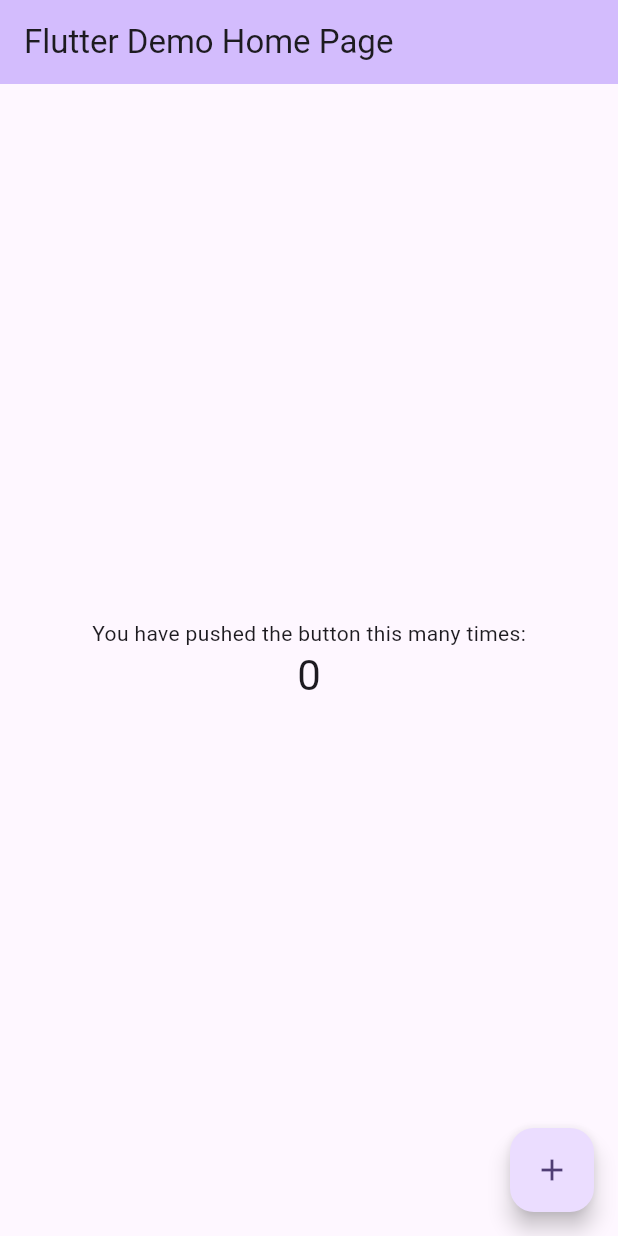
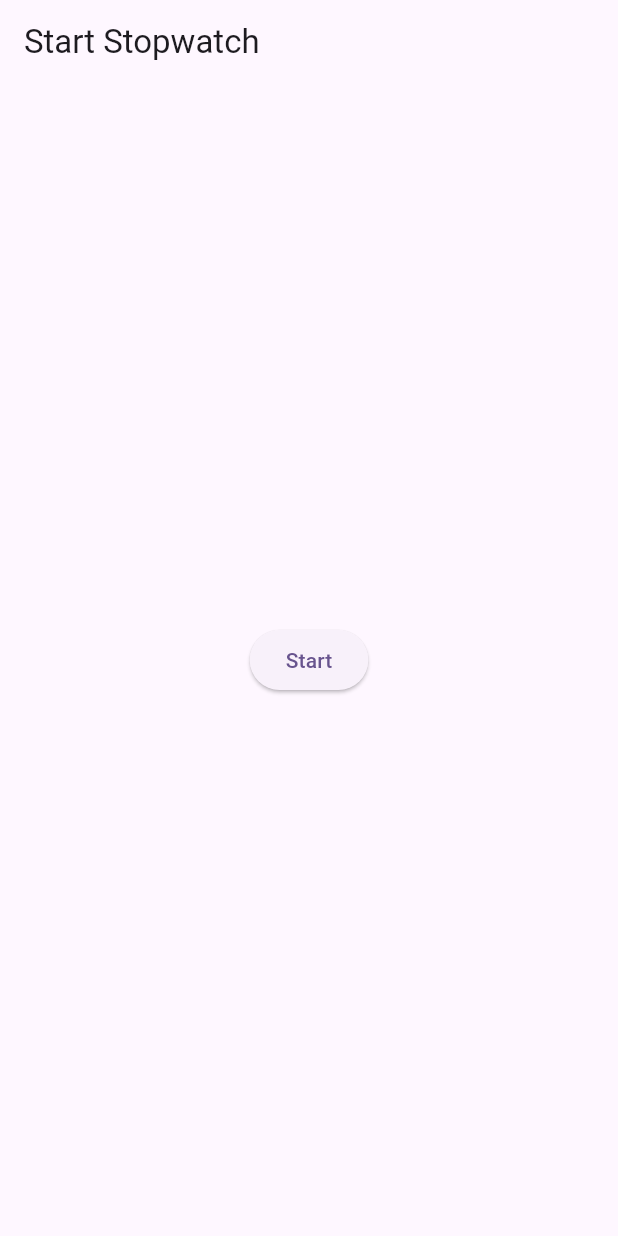
Before and after one commit to HenryLiu714/hackbrown, a Flutter app: the screen it shows after launch, on a phone screen of 412 x 824 dp. Run offline on Flutter 3.47's test engine with Material 3 defaults, Android fonts, the phone set to English and light mode, and no system bars.

Commit message:
Create two pages for start screen + Timer Screen + a .gitignore file

```diff
--- a/lib/main.dart
+++ b/lib/main.dart
@@ -1,125 +1,116 @@
 import 'package:flutter/material.dart';
+import 'dart:async';
 
 void main() {
   runApp(const MyApp());
 }
 
+
+// Main App
 class MyApp extends StatelessWidget {
   const MyApp({super.key});
 
-  // This widget is the root of your application.
   @override
   Widget build(BuildContext context) {
     return MaterialApp(
-      title: 'Flutter Demo',
+      title: 'Stopwatch App',
       theme: ThemeData(
-        // This is the theme of your application.
-        //
-        // TRY THIS: Try running your application with "flutter run". You'll see
-        // the application has a purple toolbar. Then, without quitting the app,
-        // try changing the seedColor in the colorScheme below to Colors.green
-        // and then invoke "hot reload" (save your changes or press the "hot
-        // reload" button in a Flutter-supported IDE, or press "r" if you used
-        // the command line to start the app).
-        //
-        // Notice that the counter didn't reset back to zero; the application
-        // state is not lost during the reload. To reset the state, use hot
-        // restart instead.
-        //
-        // This works for code too, not just values: Most code changes can be
-        // tested with just a hot reload.
         colorScheme: ColorScheme.fromSeed(seedColor: Colors.deepPurple),
         useMaterial3: true,
       ),
-      home: const MyHomePage(title: 'Flutter Demo Home Page'),
+      home: const StartScreen(),
     );
   }
 }
 
-class MyHomePage extends StatefulWidget {
-  const MyHomePage({super.key, required this.title});
 
-  // This widget is the home page of your application. It is stateful, meaning
-  // that it has a State object (defined below) that contains fields that affect
-  // how it looks.
-
-  // This class is the configuration for the state. It holds the values (in this
-  // case the title) provided by the parent (in this case the App widget) and
-  // used by the build method of the State. Fields in a Widget subclass are
-  // always marked "final".
-
-  final String title;
+// Start Screen
+class StartScreen extends StatelessWidget {
+  const StartScreen({super.key});
 
   @override
-  State<MyHomePage> createState() => _MyHomePageState();
+  Widget build(BuildContext context) {
+    return Scaffold(
+      appBar: AppBar(title: const Text("Start Stopwatch")),
+      body: Center(
+        child: ElevatedButton(
+          onPressed: () {
+            Navigator.push(
+              context,
+              MaterialPageRoute(builder: (context) => const StopwatchScreen()),
+            );
+          },
+          child: const Text("Start"),
+        ),
+      ),
+    );
+  }
+}
+// State for Start State
+class StopwatchScreen extends StatefulWidget {
+  const StopwatchScreen({super.key});
+
+  @override
+  State<StopwatchScreen> createState() => _StopwatchScreenState();
 }
 
-class _MyHomePageState extends State<MyHomePage> {
-  int _counter = 0;
 
-  void _incrementCounter() {
+// Second Screen for StopWatch to show timer as well as end Button
+class _StopwatchScreenState extends State<StopwatchScreen> {
+  final Stopwatch _stopwatch = Stopwatch();
+  late Timer _timer;
+  int elapsedTime = 0;
+
+  @override
+  void initState() {
+    super.initState();
+    _stopwatch.start();
+    _timer = Timer.periodic(const Duration(milliseconds: 100), (timer) {
+      setState(() {}); // Updates the timer display
+    });
+  }
+
+  void endTimer() {
+    _timer.cancel();
+    _stopwatch.stop();
     setState(() {
-      // This call to setState tells the Flutter framework that something has
-      // changed in this State, which causes it to rerun the build method below
-      // so that the display can reflect the updated values. If we changed
-      // _counter without calling setState(), then the build method would not be
-      // called again, and so nothing would appear to happen.
-      _counter++;
+      elapsedTime = _stopwatch.elapsedMilliseconds;
     });
+
+    // TODO
+    // Go to third page or store
+    Navigator.pop(context, elapsedTime);
+  }
+
+  @override
+  void dispose() {
+    _timer.cancel();
+    _stopwatch.stop();
+    super.dispose();
   }
 
   @override
   Widget build(BuildContext context) {
-    // This method is rerun every time setState is called, for instance as done
-    // by the _incrementCounter method above.
-    //
-    // The Flutter framework has been optimized to make rerunning build methods
-    // fast, so that you can just rebuild anything that needs updating rather
-    // than having to individually change instances of widgets.
     return Scaffold(
-      appBar: AppBar(
-        // TRY THIS: Try changing the color here to a specific color (to
-        // Colors.amber, perhaps?) and trigger a hot reload to see the AppBar
-        // change color while the other colors stay the same.
-        backgroundColor: Theme.of(context).colorScheme.inversePrimary,
-        // Here we take the value from the MyHomePage object that was created by
-        // the App.build method, and use it to set our appbar title.
-        title: Text(widget.title),
+      body: Column(
+        mainAxisAlignment: MainAxisAlignment.center,
+        children: [
+          const Text(
+            "Score",
+            style: TextStyle(fontSize: 30, fontWeight: FontWeight.bold),
+          ),
+          const SizedBox(height: 20),
+          Text(
+            "${_stopwatch.elapsed.inSeconds}.${(_stopwatch.elapsedMilliseconds % 1000) ~/ 100}",
+            style: const TextStyle(fontSize: 40, fontWeight: FontWeight.bold),
+          ),
+          const SizedBox(height: 40),
+          ElevatedButton(
+            onPressed: endTimer,
+            child: const Text("End"),
+          ),
+        ],
       ),
-      body: Center(
-        // Center is a layout widget. It takes a single child and positions it
-        // in the middle of the parent.
-        child: Column(
-          // Column is also a layout widget. It takes a list of children and
-          // arranges them vertically. By default, it sizes itself to fit its
-          // children horizontally, and tries to be as tall as its parent.
-          //
-          // Column has various properties to control how it sizes itself and
-          // how it positions its children. Here we use mainAxisAlignment to
-          // center the children vertically; the main axis here is the vertical
-          // axis because Columns are vertical (the cross axis would be
-          // horizontal).
-          //
-          // TRY THIS: Invoke "debug painting" (choose the "Toggle Debug Paint"
-          // action in the IDE, or press "p" in the console), to see the
-          // wireframe for each widget.
-          mainAxisAlignment: MainAxisAlignment.center,
-          children: <Widget>[
-            const Text(
-              'You have pushed the button this many times:',
-            ),
-            Text(
-              '$_counter',
-              style: Theme.of(context).textTheme.headlineMedium,
-            ),
-          ],
-        ),
-      ),
-      floatingActionButton: FloatingActionButton(
-        onPressed: _incrementCounter,
-        tooltip: 'Increment',
-        child: const Icon(Icons.add),
-      ), // This trailing comma makes auto-formatting nicer for build methods.
     );
   }
 }
```
Also changed, not shown: 1 other file.
